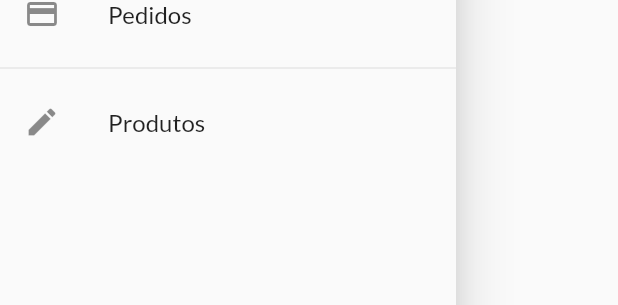
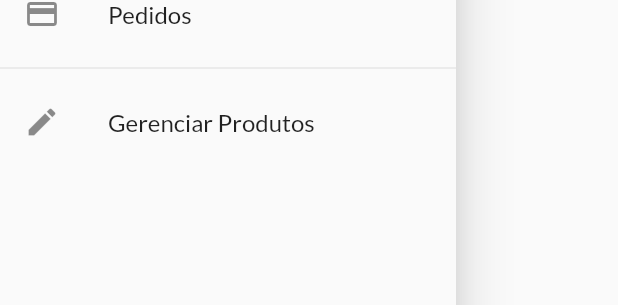
Before and after one commit to sergiohideki/appshop, a Flutter app: the AppDrawer widget shown alone on an empty page, opened directly, on a phone screen of 412 x 824 dp. Shown: the part 244-549 px from the top of the screen. Run offline on Flutter 3.47's test engine with Material 2 defaults, Android fonts, the phone set to English and light mode, and no system bars; network calls fail.

```diff
--- a/shop/lib/widgets/app_drawer.dart
+++ b/shop/lib/widgets/app_drawer.dart
@@ -34,7 +34,7 @@ class AppDrawer extends StatelessWidget {
           Divider(),
           ListTile(
             leading: Icon(Icons.edit),
-            title: Text('Produtos'),
+            title: Text('Gerenciar Produtos'),
             onTap: () {
               Navigator.of(context).pushReplacementNamed(
                 AppRoutes.PRODUCTS,
--- a/shop/pubspec.yaml
+++ b/shop/pubspec.yaml
@@ -21,6 +21,7 @@ dependencies:
     sdk: flutter
   provider: ^4.0.5
   intl: ^0.16.1
+  http: ^0.12.1
 
   # The following adds the Cupertino Icons font to your application.
   # Use with the CupertinoIcons class for iOS style icons.
```
Also changed, not shown: shop/lib/providers/products.dart (+15 -0 lines), shop/pubspec.lock.
